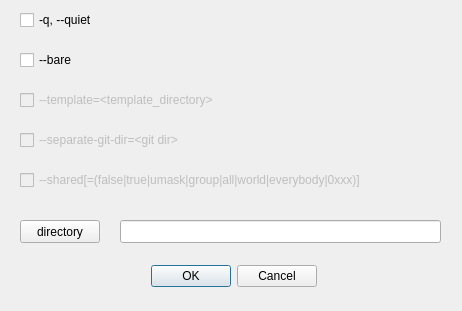
Old version of the form gitinitdialog.ui in the repository fsziegler/qt-git.
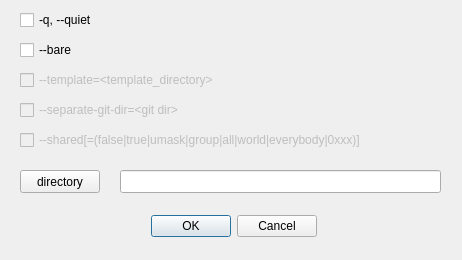
New version of the form.

Diff of the .ui file:
```diff
--- a/gitinitdialog.ui
+++ b/gitinitdialog.ui
@@ -7,7 +7,7 @@
     <x>0</x>
     <y>0</y>
     <width>462</width>
-    <height>311</height>
+    <height>260</height>
    </rect>
   </property>
   <property name="windowTitle">
@@ -17,7 +17,7 @@
    <property name="geometry">
     <rect>
      <x>145</x>
-     <y>260</y>
+     <y>210</y>
      <width>172</width>
      <height>32</height>
     </rect>
@@ -33,7 +33,7 @@
    <property name="geometry">
     <rect>
      <x>120</x>
-     <y>220</y>
+     <y>170</y>
      <width>321</width>
      <height>23</height>
     </rect>
@@ -59,7 +59,7 @@
    <property name="geometry">
     <rect>
      <x>20</x>
-     <y>50</y>
+     <y>40</y>
      <width>411</width>
      <height>20</height>
     </rect>
@@ -75,7 +75,7 @@
    <property name="geometry">
     <rect>
      <x>20</x>
-     <y>90</y>
+     <y>70</y>
      <width>411</width>
      <height>20</height>
     </rect>
@@ -91,7 +91,7 @@
    <property name="geometry">
     <rect>
      <x>20</x>
-     <y>130</y>
+     <y>100</y>
      <width>411</width>
      <height>20</height>
     </rect>
@@ -107,7 +107,7 @@
    <property name="geometry">
     <rect>
      <x>20</x>
-     <y>170</y>
+     <y>130</y>
      <width>411</width>
      <height>20</height>
     </rect>
@@ -120,7 +120,7 @@
    <property name="geometry">
     <rect>
      <x>20</x>
-     <y>220</y>
+     <y>170</y>
      <width>80</width>
      <height>23</height>
     </rect>
```
